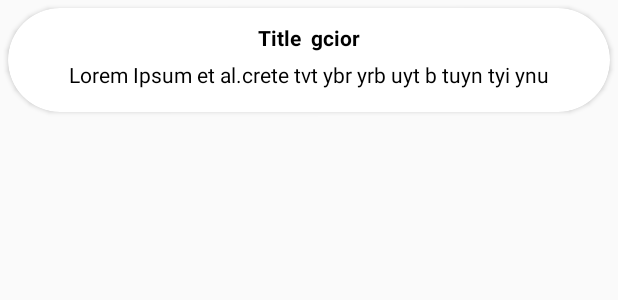
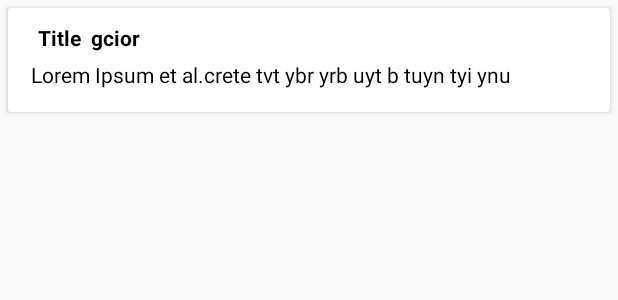
Before and after one commit to mansya/Kotlin-NotePad-Android, an Android app: the layout item_note.xml on its own in the app's theme, with its tools: preview values and no code run, on a phone screen of 412 x 824 dp. Shown: the top 300 px of the screen. Run offline under Robolectric (Android 15) with nearby library versions, the light colour scheme and no system bars.

Commit message:
Clean up

```diff
--- /dev/null
+++ b/app/src/main/res/drawable/ic_search.xml
@@ -0,0 +1,5 @@
+<vector android:height="24dp" android:tint="#FFFFFF"
+    android:viewportHeight="24.0" android:viewportWidth="24.0"
+    android:width="24dp" xmlns:android="http://schemas.android.com/apk/res/android">
+    <path android:fillColor="#FF000000" android:pathData="M15.5,14h-0.79l-0.28,-0.27C15.41,12.59 16,11.11 16,9.5 16,5.91 13.09,3 9.5,3S3,5.91 3,9.5 5.91,16 9.5,16c1.61,0 3.09,-0.59 4.23,-1.57l0.27,0.28v0.79l5,4.99L20.49,19l-4.99,-5zM9.5,14C7.01,14 5,11.99 5,9.5S7.01,5 9.5,5 14,7.01 14,9.5 11.99,14 9.5,14z"/>
+</vector>
--- a/app/src/main/res/layout/item_note.xml
+++ b/app/src/main/res/layout/item_note.xml
@@ -2,44 +2,35 @@
 <android.support.v7.widget.CardView xmlns:android="http://schemas.android.com/apk/res/android"
     xmlns:app="http://schemas.android.com/apk/res-auto"
     xmlns:tools="http://schemas.android.com/tools"
+    android:id="@+id/content"
     android:layout_width="match_parent"
     android:layout_height="wrap_content"
-    android:layout_gravity="center_horizontal"
-    android:id="@+id/content"
-    android:clickable="true"
     android:layout_margin="5dp"
-    android:background="@color/white"
-    android:foregroundGravity="center_horizontal"
-    app:cardCornerRadius="50dp"
-    app:layout_anchorGravity="center_horizontal">
+    android:background="?selectableItemBackground"
+    android:clickable="true">
 
     <LinearLayout
         android:layout_width="match_parent"
         android:layout_height="wrap_content"
-        android:layout_gravity="center_horizontal"
-        android:background="?selectableItemBackground"
-        android:gravity="center_horizontal"
         android:orientation="vertical"
         android:padding="10dp">
 
         <TextView
             android:id="@+id/title_text_"
-            android:layout_width="wrap_content"
+            android:layout_width="match_parent"
             android:layout_height="wrap_content"
-            android:gravity="center"
             android:maxLength="100"
             android:paddingEnd="10dp"
             android:paddingLeft="10dp"
             android:paddingRight="10dp"
             android:paddingStart="10dp"
-            android:singleLine="true"
             android:textColor="@color/black"
             android:textStyle="bold"
             tools:text="Title  gcior" />
 
         <TextView
             android:id="@+id/text_"
-            android:layout_width="wrap_content"
+            android:layout_width="match_parent"
             android:layout_height="wrap_content"
             android:maxLines="7"
             android:padding="5dp"
--- a/app/src/main/res/menu/menu_main.xml
+++ b/app/src/main/res/menu/menu_main.xml
@@ -1,5 +1,11 @@
 <menu xmlns:android="http://schemas.android.com/apk/res/android"
     xmlns:app="http://schemas.android.com/apk/res-auto">
+    <item
+        android:id="@+id/action_search"
+        android:icon="@drawable/ic_search"
+        android:orderInCategory="101"
+        android:title=""
+        app:showAsAction="always" />
     <item
         android:id="@+id/action_settings"
         android:orderInCategory="100"
--- a/app/src/main/res/values/strings.xml
+++ b/app/src/main/res/values/strings.xml
@@ -1,6 +1,6 @@
 <resources>
     <string name="app_name">Ideas</string>
-    <string name="action_settings">Settings</string>
+    <string name="action_settings">Switch View</string>
     <string name="start_typing">Your Idea</string>
     <string name="title">Title</string>
     <string name="accept">Accept</string>
```
Also changed, not shown: app/src/main/java/com/freeankit/freenotepad/view/CreateActivity.kt (+7 -7 lines), app/src/main/java/com/freeankit/freenotepad/view/MainActivity.kt (+27 -23 lines), app/src/main/java/com/freeankit/freenotepad/view/NotesAdapter.kt (+12 -11 lines), app/src/main/res/layout/activity_create.xml (+2 -5 lines).
